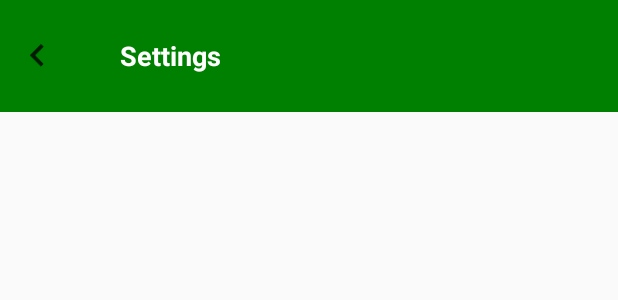
After one commit to tuankhanh45/melodytest, an Android app: the layout activity_settings.xml on its own in the app's theme, with its tools: preview values and no code run, on a phone screen of 412 x 824 dp. The commit adds this screen. Shown: the top 300 px of the screen. Run offline under Robolectric (Android 15) with nearby library versions, the phone set to English and light mode, and no system bars.

Commit message:
add ac more

```diff
--- a/app/src/main/java/com/example/khanh/melody/MainActivity.java
+++ b/app/src/main/java/com/example/khanh/melody/MainActivity.java
@@ -57,6 +57,7 @@ public class MainActivity extends AppCompatActivity implements View.OnClickListe
         im2 = (ImageView) findViewById(R.id.im2);
         im3 = (ImageView) findViewById(R.id.im3);
         im4 = (ImageView) findViewById(R.id.im4);
+        im4.setColorFilter(ContextCompat.getColor(this, R.color.gray), PorterDuff.Mode.SRC_ATOP);
         im5 = (ImageView) findViewById(R.id.im5);
 
         fragment = new FeedFragment();
--- /dev/null
+++ b/app/src/main/res/layout/activity_settings.xml
@@ -0,0 +1,43 @@
+<?xml version="1.0" encoding="utf-8"?>
+<android.support.design.widget.CoordinatorLayout xmlns:android="http://schemas.android.com/apk/res/android"
+    xmlns:app="http://schemas.android.com/apk/res-auto"
+    xmlns:tools="http://schemas.android.com/tools"
+    android:layout_width="match_parent"
+    android:layout_height="match_parent"
+    tools:context=".More.SettingsActivity">
+
+    <LinearLayout
+        android:layout_width="match_parent"
+        android:layout_height="match_parent"
+        android:weightSum="11"
+        android:orientation="vertical">
+        <RelativeLayout
+            android:background="@color/green"
+            android:layout_width="match_parent"
+            android:layout_height="0dp"
+            android:layout_weight="1"
+            tools:ignore="Suspicious0dp"
+            android:orientation="horizontal">
+
+            <ImageView
+                android:layout_marginLeft="10dp"
+                android:id="@+id/back"
+                android:layout_width="30dp"
+                android:layout_height="30dp"
+                android:layout_centerVertical="true"
+                android:src="@drawable/ic_back" />
+
+            <TextView
+                android:layout_width="wrap_content"
+                android:layout_height="wrap_content"
+                android:layout_alignParentStart="true"
+                android:layout_alignParentLeft="true"
+                android:layout_centerVertical="true"
+               android:layout_marginLeft="80dp"
+                android:text="Settings"
+                android:textColor="@color/white"
+                android:textSize="18dp"
+                android:textStyle="bold" />
+        </RelativeLayout>
+    </LinearLayout>
+</android.support.design.widget.CoordinatorLayout>
--- /dev/null
+++ b/app/src/main/res/values/dimens.xml
@@ -0,0 +1,3 @@
+<resources>
+    <dimen name="fab_margin">16dp</dimen>
+</resources>
--- a/app/src/main/res/values/strings.xml
+++ b/app/src/main/res/values/strings.xml
@@ -3,4 +3,5 @@
 
     <!-- TODO: Remove or change this placeholder text -->
     <string name="hello_blank_fragment">Hello blank fragment</string>
+    <string name="title_activity_settings">SettingsActivity</string>
 </resources>
--- a/app/src/main/res/values/styles.xml
+++ b/app/src/main/res/values/styles.xml
@@ -8,4 +8,8 @@
         <item name="colorAccent">@color/colorAccent</item>
     </style>
 
+    <style name="AppTheme.AppBarOverlay" parent="ThemeOverlay.AppCompat.Dark.ActionBar" />
+
+    <style name="AppTheme.PopupOverlay" parent="ThemeOverlay.AppCompat.Light" />
+
 </resources>
```
Also changed, not shown: app/src/main/AndroidManifest.xml (+8 -1 lines), app/src/main/java/com/example/khanh/melody/More/MoreFragment.java (+12 -1 lines), app/src/main/java/com/example/khanh/melody/More/SettingsActivity.java (added, +35 -0 lines), app/src/main/res/layout/content_settings.xml (added, +11 -0 lines).
